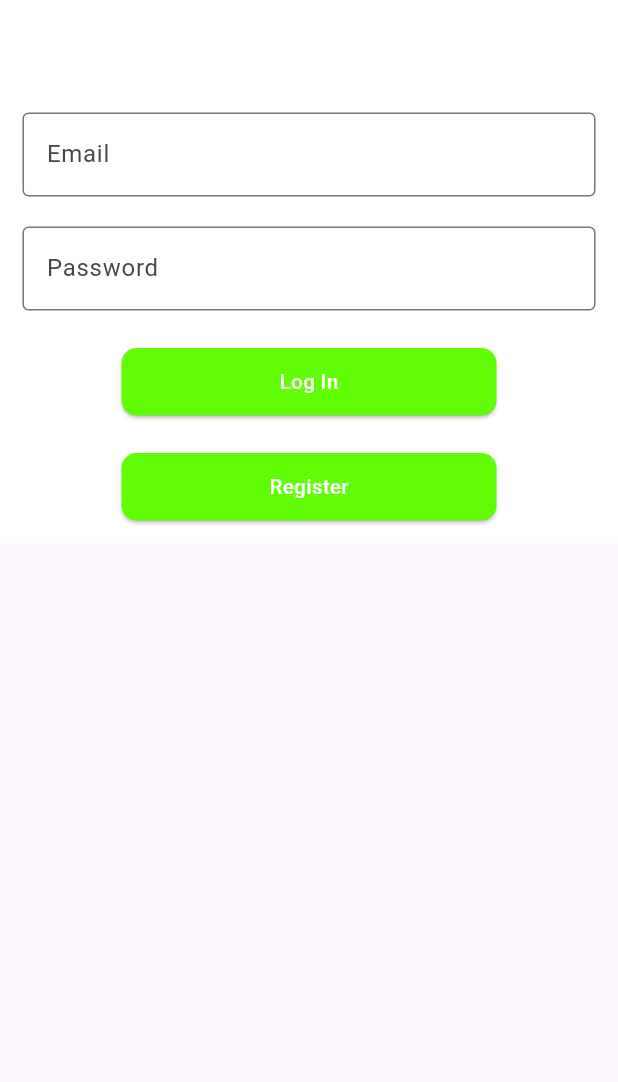
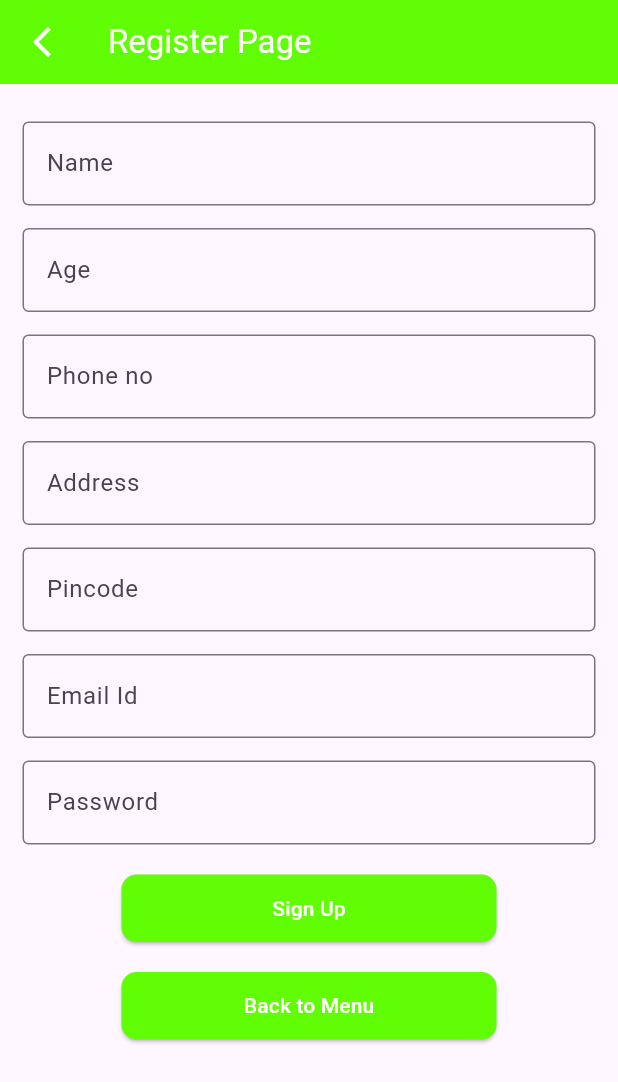
Before and after one commit to Joyna-Joy/Blog_App_frontend, a Flutter app: the screen it shows after launch, after a tap on "Register", on a phone screen of 412 x 824 dp. Shown: the top 1082 px of the screen. Run offline on Flutter 3.47's test engine with Material 3 defaults, Android fonts, the phone set to English and light mode, and no system bars.

Commit message:
second commit

```diff
--- a/lib/pages/menuPage.dart
+++ b/lib/pages/menuPage.dart
@@ -1,4 +1,5 @@
 
+import 'package:blog_app_frontend/pages/register.dart';
 import 'package:flutter/material.dart';
 
 class LoginPage extends StatefulWidget {
@@ -76,7 +77,7 @@ class _LoginPageState extends State<LoginPage> {
                         )
                     ),
                     onPressed:(){
-
+                      Navigator.push(context, MaterialPageRoute(builder: (context)=>Register()));
                     }, child:Text("Register")),
               ),
                 ],
--- /dev/null
+++ b/lib/pages/register.dart
@@ -0,0 +1,150 @@
+import 'package:flutter/material.dart';
+
+class Register extends StatefulWidget {
+  const Register({super.key});
+
+  @override
+  State<Register> createState() => _RegisterState();
+}
+
+class _RegisterState extends State<Register> {
+String Name="",Age="",Mobile="",Address="",Pincode="",Email="",Password="";
+  TextEditingController name1= new TextEditingController();
+  TextEditingController age1= new TextEditingController();
+  TextEditingController mobile1= new TextEditingController();
+  TextEditingController address1= new TextEditingController();
+  TextEditingController pincode1= new TextEditingController();
+  TextEditingController email1= new TextEditingController();
+  TextEditingController password1= new TextEditingController();
+  @override
+  Widget build(BuildContext context) {
+    return MaterialApp(
+      home: Scaffold(
+        appBar: AppBar(
+          leading: IconButton(onPressed: (){Navigator.pop(context);},
+              icon: Icon(Icons.arrow_back_ios_new,color: Colors.white,)),
+          title: Text("Register Page",style: TextStyle(color: Colors.white),),
+          backgroundColor: Color(0xFF60FD05),
+        ),
+        body: SingleChildScrollView(
+          child: Container(
+            padding: EdgeInsets.all(15),
+            width: double.infinity,
+            child: Column(
+              children: [
+                SizedBox(height: 10,),
+                TextField(
+                  controller: name1,
+                  decoration: InputDecoration(
+                      labelText: "Name",
+                      hintText: "Enter your name",
+                      border: OutlineInputBorder()
+                  ),
+                ),
+                SizedBox(height: 15,),
+                TextField(
+                  controller: age1,
+                  decoration: InputDecoration(
+                      labelText: "Age",
+                      hintText: "Enter your age",
+                      border: OutlineInputBorder()
+                  ),
+                ),
+                SizedBox(height: 15,),
+                TextField(
+                  controller: mobile1,
+                  decoration: InputDecoration(
+                      labelText: "Phone no",
+                      hintText: "Enter phone no",
+                      border: OutlineInputBorder()
+                  ),
+                ),
+                SizedBox(height: 15,),
+                TextField(
+                  controller: address1,
+                  decoration: InputDecoration(
+                      labelText: "Address",
+                      hintText: "Enter your address",
+                      border: OutlineInputBorder()
+                  ),
+                ),
+                SizedBox(height: 15,),
+                TextField(
+                  controller: pincode1,
+                  decoration: InputDecoration(
+                      labelText: "Pincode",
+                      hintText: "Enter pincode",
+                      border: OutlineInputBorder()
+                  ),
+                ),
+                SizedBox(height: 15,),
+                TextField(
+                  controller: email1,
+                  decoration: InputDecoration(
+                      labelText: "Email Id",
+                      hintText: "Enter your email id",
+                      border: OutlineInputBorder()
+                  ),
+                ),
+                SizedBox(height: 15,),
+                TextField(
+                  controller: password1,
+                  decoration: InputDecoration(
+                      labelText: "Password",
+                      hintText: "Enter password",
+                      border: OutlineInputBorder()
+                  ),
+                ),
+                SizedBox(height: 20,),
+                SizedBox(
+                    height: 45,
+                    width: 250,
+                    child: ElevatedButton(
+                        style: ElevatedButton.styleFrom(
+                            backgroundColor: Color(0xFF60FD05),
+                            foregroundColor: Colors.white,
+                            shape: RoundedRectangleBorder(
+                                borderRadius: BorderRadius.circular(10)
+                            )
+                        ),
+                        onPressed:(){
+                          Name=name1.text;
+                          Age=age1.text;
+                          Mobile=mobile1.text;
+                          Address=address1.text;
+                          Pincode=pincode1.text;
+                          Email=email1.text;
+                          Password=password1.text;
+                          setState(() {
+                            print("Name :"+Name);
+                            print("Age :"+Age);
+                            print("Mobile :"+Mobile);
+                            print("Address :"+Address);
+                            print("Pincode :"+Pincode);
+                            print("Email Id : "+Email);
+                            print("Password : "+Password);
+                          });
+                        }, child: Text("Sign Up"))),
+                SizedBox(height: 20,),
+                SizedBox(
+                    height: 45,
+                    width: 250,
+                    child: ElevatedButton(
+                        style: ElevatedButton.styleFrom(
+                            backgroundColor: Color(0xFF60FD05),
+                            foregroundColor: Colors.white,
+                            shape: RoundedRectangleBorder(
+                                borderRadius: BorderRadius.circular(10)
+                            )
+                        ),
+                        onPressed:(){Navigator.pop(context);}, child: Text("Back to Menu"))),
+
+              ],
+            ),
+          ),
+        ),
+
+      ),
+    );
+  }
+}
```
